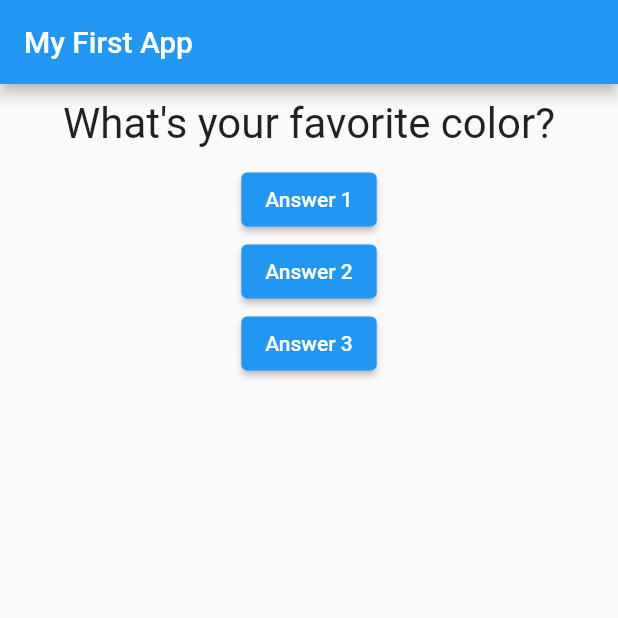
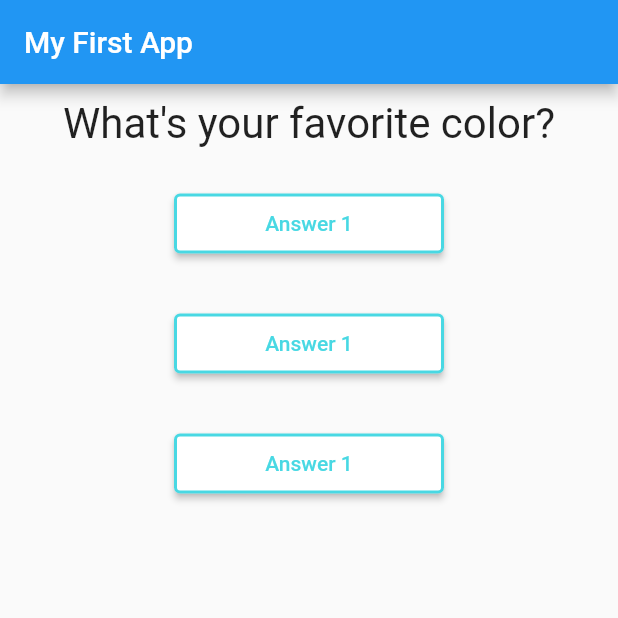
Before and after one commit to MuhammadZeeshan03/FlutterLearning, a Flutter app: the screen it shows after launch, on a phone screen of 412 x 824 dp, the top half of it. Run offline on Flutter 3.47's test engine with Material 2 defaults, Android fonts, the phone set to English and light mode, and no system bars.

```diff
--- /dev/null
+++ b/lib/Answer.dart
@@ -0,0 +1,56 @@
+import 'package:flutter/src/widgets/container.dart';
+import 'package:flutter/src/widgets/framework.dart';
+import 'package:flutter/material.dart';
+
+class Answer extends StatelessWidget {
+  final VoidCallback selectHandler;
+  Answer(this.selectHandler);
+
+  @override
+  Widget build(BuildContext context) {
+    theme:
+    ThemeData(
+      primarySwatch: Colors.blue,
+      elevatedButtonTheme: ElevatedButtonThemeData(
+        style: ElevatedButton.styleFrom(
+            elevation: 8, shape: CircleBorder(), minimumSize: Size.square(80)),
+      ),
+    );
+
+    return Container(
+      width: 200,
+      height: 60,
+      padding: EdgeInsets.all(10),
+      margin: EdgeInsets.all(10),
+      child: ElevatedButton(
+        style: ButtonStyle(
+          foregroundColor:
+              getColor(Color.fromARGB(193, 14, 204, 218), Colors.white),
+          backgroundColor:
+              getColor(Colors.white, Color.fromARGB(193, 14, 204, 218)),
+          side: getBorder(Color.fromARGB(193, 14, 204, 218), Colors.black54),
+        ),
+        onPressed: selectHandler,
+        child: Text('Answer 1'),
+      ),
+    );
+  }
+
+  MaterialStateProperty<Color> getColor(Color color, Color color2) {
+    return MaterialStateProperty.resolveWith((states) {
+      if (states.contains(MaterialState.pressed)) {
+        return color2;
+      }
+      return color;
+    });
+  }
+
+  MaterialStateProperty<BorderSide> getBorder(Color color, Color color2) {
+    return MaterialStateProperty.resolveWith((states) {
+      if (states.contains(MaterialState.pressed)) {
+        return BorderSide(color: color2, width: 2);
+      }
+      return BorderSide(color: color, width: 2);
+    });
+  }
+}
--- a/lib/main.dart
+++ b/lib/main.dart
@@ -1,6 +1,7 @@
 import 'package:flutter/material.dart';
 
 import './question.dart';
+import './Answer.dart';
 
 void main() => runApp(MyApp());
 
@@ -37,18 +38,9 @@ class _MyAppState extends State<MyApp> {
         body: Column(
           children: [
             Question(questions[_questionIndex]),
-            ElevatedButton(
-              onPressed: _answerQuestion,
-              child: const Text('Answer 1'),
-            ),
-            ElevatedButton(
-              onPressed: _answerQuestion,
-              child: const Text('Answer 2'),
-            ),
-            ElevatedButton(
-              onPressed: _answerQuestion,
-              child: const Text('Answer 3'),
-            ),
+            Answer(_answerQuestion),
+            Answer(_answerQuestion),
+            Answer(_answerQuestion),
           ],
         ),
       ),
```
